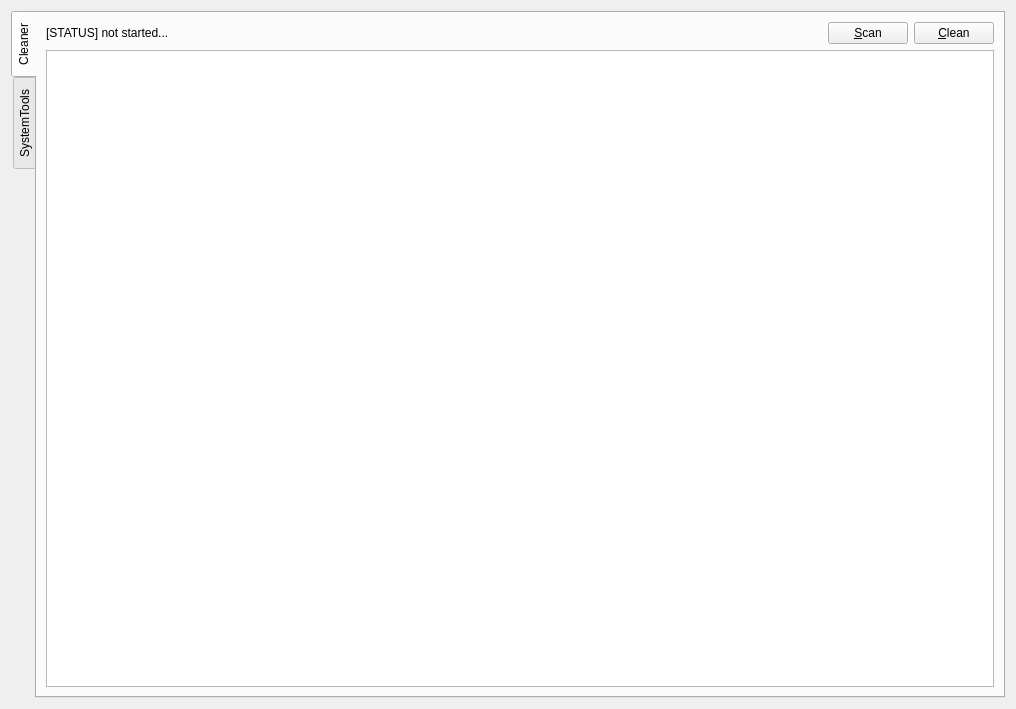
Qt form src/OpenArk/ui/utilities.ui (BlackINT3/OpenArk) before a commit.
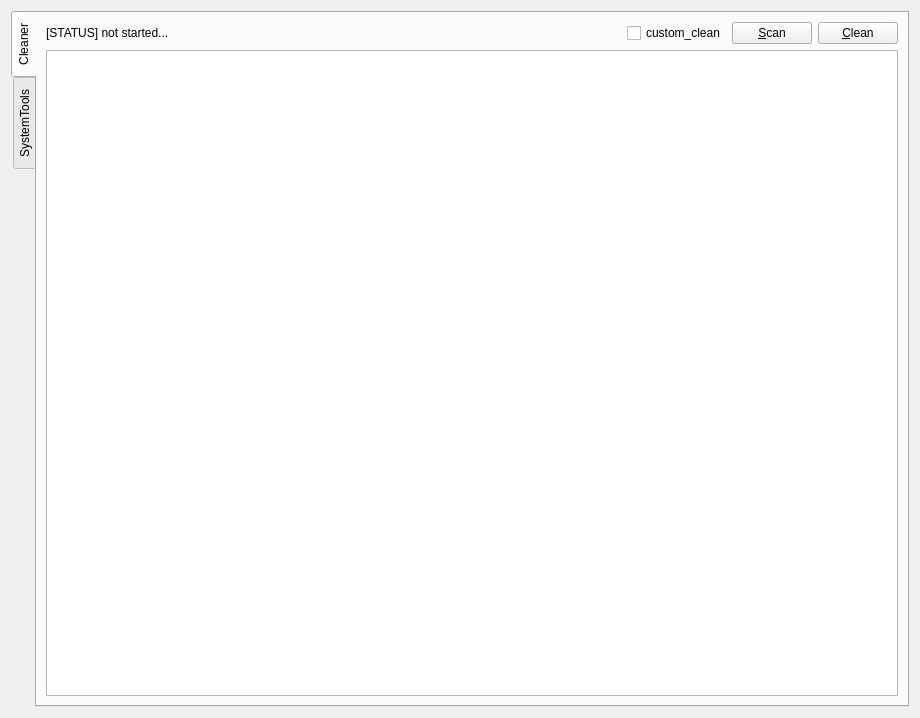
The same form after that commit.

Commit message: add custom clean feature

```diff
--- a/src/OpenArk/ui/utilities.ui
+++ b/src/OpenArk/ui/utilities.ui
@@ -6,8 +6,8 @@
    <rect>
     <x>0</x>
     <y>0</y>
-    <width>1016</width>
-    <height>709</height>
+    <width>920</width>
+    <height>718</height>
    </rect>
   </property>
   <property name="windowTitle">
@@ -67,6 +67,13 @@
            </property>
           </spacer>
          </item>
+         <item>
+          <widget class="QCheckBox" name="custom_scan_check_box">
+           <property name="text">
+            <string>custom_clean</string>
+           </property>
+          </widget>
+         </item>
          <item>
           <widget class="QPushButton" name="scanBtn">
            <property name="text">
```
The commit also changes 14 other files.
